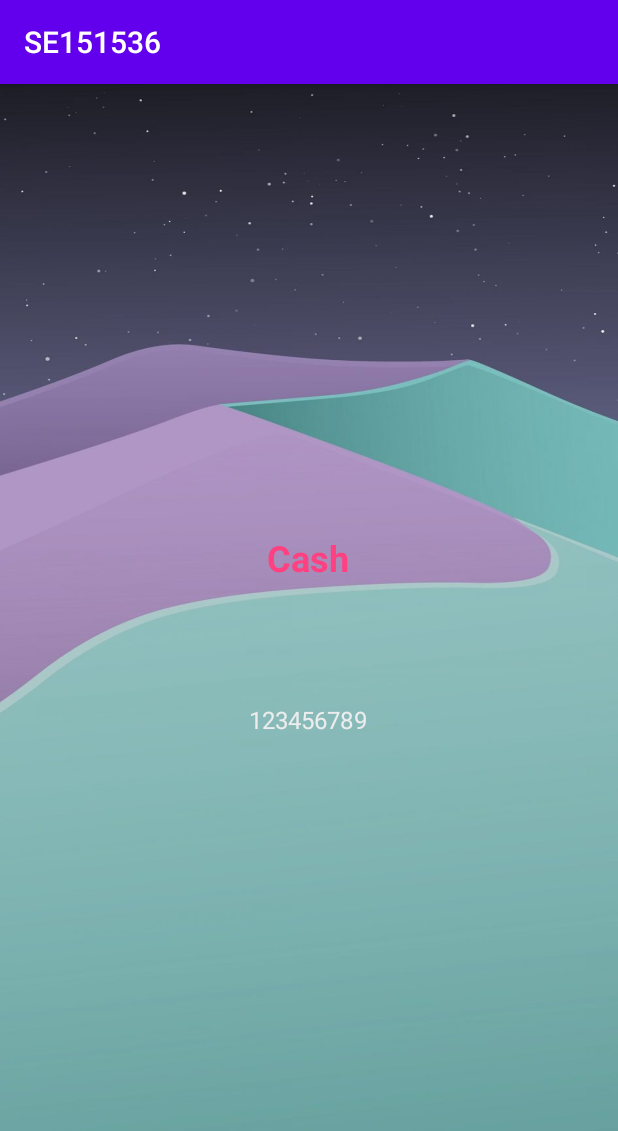
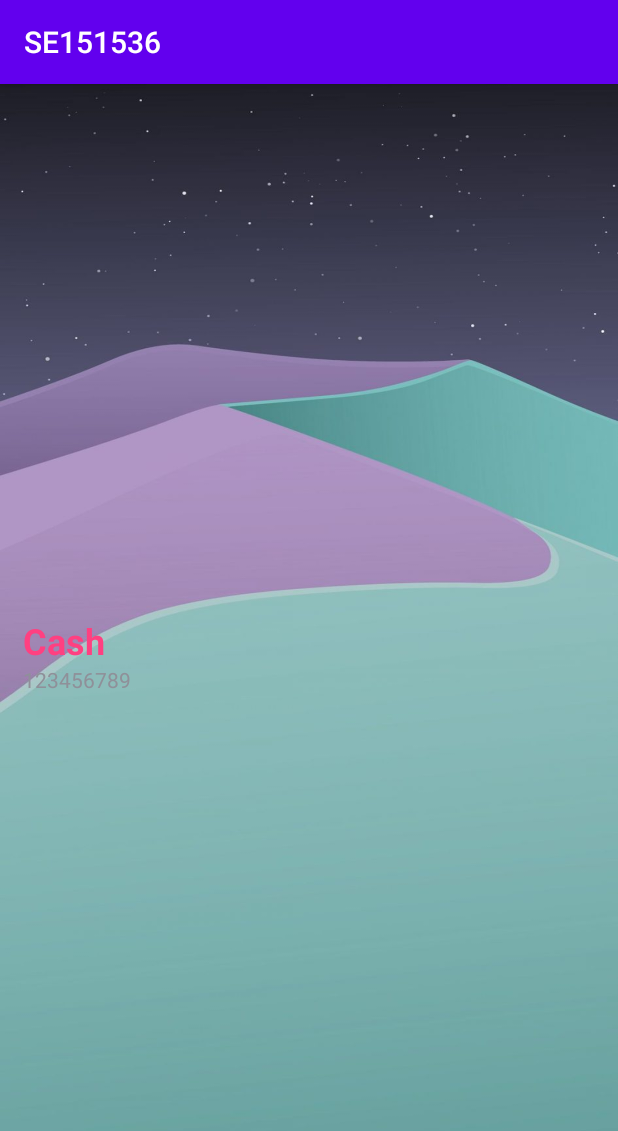
Before and after one commit to pvnamGit/prm301, an Android app: the RecycleViewActivity screen opened directly, with no data from a screen before it, on a phone screen of 412 x 824 dp. Shown: the top 1131 px of the screen. Run offline under Robolectric (Android 15) with nearby library versions, the phone set to English and light mode, and no system bars.

Commit message:
update context menu

```diff
--- a/app/src/main/java/com/se151536_phanvannam/adapter/Adapter.java
+++ b/app/src/main/java/com/se151536_phanvannam/adapter/Adapter.java
@@ -26,7 +26,7 @@ public class Adapter extends RecyclerView.Adapter<Adapter.ViewHolder> {
     @Override
     public ViewHolder onCreateViewHolder(@NonNull ViewGroup parent, int i) {
         LayoutInflater layoutInflater = LayoutInflater.from(context);
-        View itemView = layoutInflater.inflate(R.layout.menu, parent,false);
+        View itemView = layoutInflater.inflate(R.layout.items, parent,false);
         return new ViewHolder(itemView);
     }
 
--- /dev/null
+++ b/app/src/main/res/layout/items.xml
@@ -0,0 +1,33 @@
+<?xml version="1.0" encoding="utf-8"?>
+<android.support.constraint.ConstraintLayout xmlns:android="http://schemas.android.com/apk/res/android"
+    xmlns:app="http://schemas.android.com/apk/res-auto"
+    xmlns:tools="http://schemas.android.com/tools"
+    android:layout_width="match_parent"
+    android:layout_height="match_parent">
+
+    <LinearLayout
+        android:layout_width="382dp"
+        android:layout_height="59dp"
+        app:layout_constraintBottom_toBottomOf="parent"
+        app:layout_constraintEnd_toEndOf="parent"
+        app:layout_constraintStart_toStartOf="parent"
+        app:layout_constraintTop_toTopOf="parent"
+        android:orientation="vertical">
+
+        <TextView
+            android:id="@+id/menu_title"
+            android:layout_width="match_parent"
+            android:layout_height="wrap_content"
+            android:text="feffe"
+            android:textColor="@color/colorAccent"
+            android:textSize="24sp"
+            android:textStyle="bold"
+            app:layout_constraintHorizontal_bias="0.498"
+            app:layout_constraintVertical_bias="0.4" />
+
+        <TextView
+            android:id="@+id/menu_description"
+            android:layout_width="match_parent"
+            android:layout_height="wrap_content" />
+    </LinearLayout>
+</android.support.constraint.ConstraintLayout>
--- a/app/src/main/res/layout/menu.xml
+++ /dev/null
@@ -1,37 +0,0 @@
-<?xml version="1.0" encoding="utf-8"?>
-<android.support.constraint.ConstraintLayout xmlns:android="http://schemas.android.com/apk/res/android"
-    xmlns:app="http://schemas.android.com/apk/res-auto"
-    xmlns:tools="http://schemas.android.com/tools"
-    android:layout_width="match_parent"
-    android:layout_height="match_parent">
-
-    <TextView
-        android:id="@+id/menu_title"
-        android:layout_width="wrap_content"
-        android:layout_height="wrap_content"
-        android:text=""
-        android:textStyle="bold"
-        android:textColor="@color/colorAccent"
-        android:textSize="24sp"
-        app:layout_constraintBottom_toBottomOf="parent"
-        app:layout_constraintEnd_toEndOf="parent"
-        app:layout_constraintHorizontal_bias="0.498"
-        app:layout_constraintStart_toStartOf="parent"
-        app:layout_constraintTop_toTopOf="parent"
-        app:layout_constraintVertical_bias="0.4" />
-
-    <TextView
-        android:id="@+id/menu_description"
-        android:layout_width="274dp"
-        android:layout_height="20dp"
-        android:text=""
-        android:textColor="@color/lightgray"
-        android:textSize="16sp"
-        app:layout_constraintBottom_toBottomOf="parent"
-        app:layout_constraintEnd_toEndOf="parent"
-        app:layout_constraintHorizontal_bias="0.498"
-        app:layout_constraintStart_toStartOf="parent"
-        app:layout_constraintTop_toBottomOf="@+id/menu_title"
-        android:textAlignment="center"
-        app:layout_constraintVertical_bias="0.205" />
-</android.support.constraint.ConstraintLayout>
--- a/app/src/main/res/layout/my_profile.xml
+++ b/app/src/main/res/layout/my_profile.xml
@@ -129,6 +129,7 @@
     </RelativeLayout>
 
     <Button
+        android:id="@+id/more_info"
         android:layout_width="wrap_content"
         android:layout_height="wrap_content"
         android:backgroundTint="@color/pink"
```
Also changed, not shown: app/src/main/java/com/se151536_phanvannam/pages/ProfilePage.java (+38 -0 lines), app/src/main/res/menu/menu_context_layout.xml (added, +18 -0 lines).
